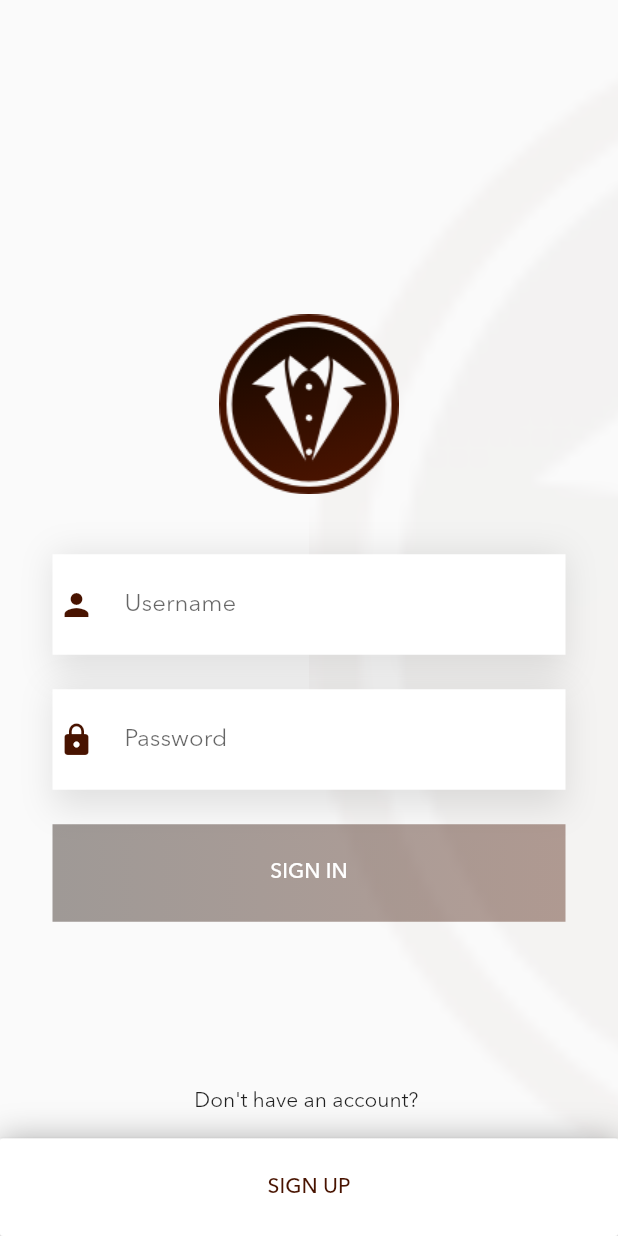
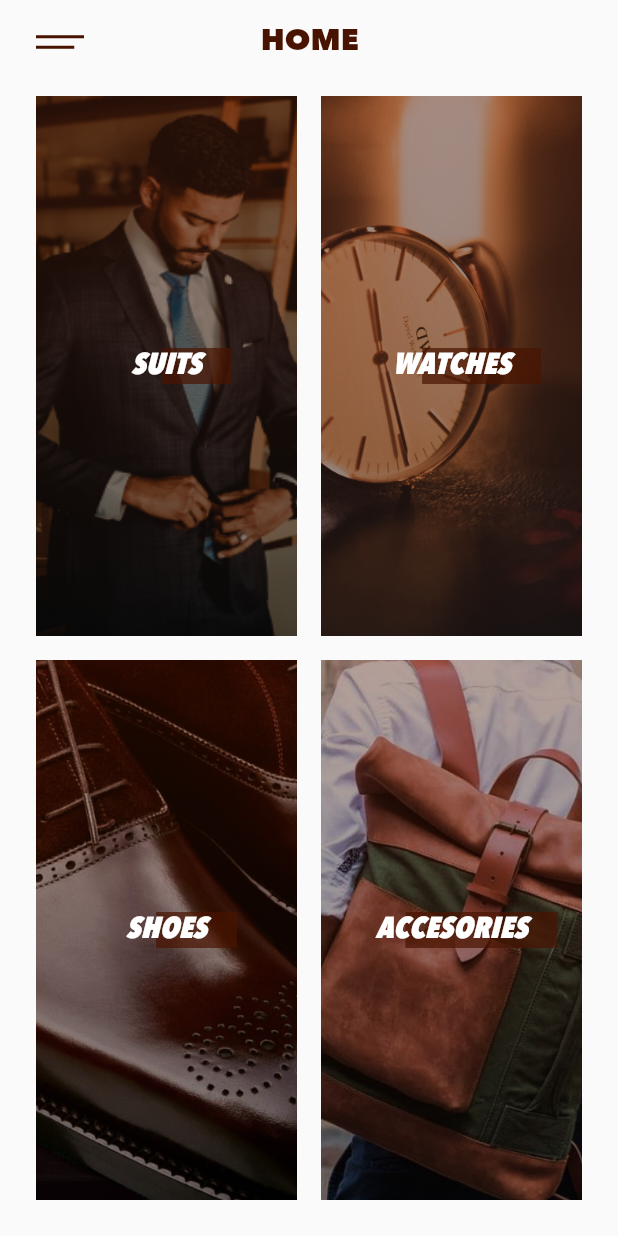
Before and after one commit to shamnex/wears, a Flutter app: the screen it shows after launch, on a phone screen of 412 x 824 dp. Run offline on Flutter 3.47's test engine with Material 2 defaults, Android fonts, the phone set to English and light mode, and no system bars; our stand-ins replace rxdart.

Commit message:
Massive Refactor

```diff
--- a/lib/main.dart
+++ b/lib/main.dart
@@ -1,5 +1,4 @@
 import 'package:flutter/material.dart';
-import 'data/constants.dart';
 import 'src/app.dart';
 
 void main() {
--- a/lib/pages/mainpage/account/account_screen.dart
+++ /dev/null
@@ -1,17 +0,0 @@
-import 'package:flutter/material.dart';
-
-import '../common/screen.dart';
-
-
-final otherScreen = new Screen(
-  title: "Account",
-  contenBuilder: (BuildContext context) {
-    return new Container(
-      decoration: new BoxDecoration(
-        border: new Border(),
-        color: Colors.black,
-      ),
-      child: new Text("ACCOUNT"),
-    );
-  }
-);
--- a/lib/src/app.dart
+++ b/lib/src/app.dart
@@ -1,15 +1,17 @@
 import 'package:flutter/material.dart';
-import 'blocs/login_provider.dart';
-import '../data/constants.dart';
+// import 'blocs/login_provider.dart';
+import 'data/constants.dart';
 // import './screens/welcome_screen.dart';
-import './screens/login_screen.dart';
+// import './screens/login_screen.dart';
+import './screens/home_screen.dart';
 
 class App extends StatelessWidget {
   Widget build(BuildContext context) {
     return MaterialApp(
-      home: LoginProvider(child:LoginScreen()),
+      home: HomeScreen(),
+      // home: LoginProvider(child:LoginScreen()),
       theme: ThemeData(
-        iconTheme: IconThemeData(color: AppColors.primary),
+        iconTheme: IconThemeData(color: Colors.grey),
         backgroundColor: AppColors.background,
         fontFamily: 'Avenir',
         primaryColor: AppColors.primary,
--- a/lib/src/screens/home_screen.dart
+++ b/lib/src/screens/home_screen.dart
@@ -1,18 +1,180 @@
 import 'package:flutter/material.dart';
+import '../data/constants.dart';
+import '../widgets/category_links.dart';
 
-import '../category/category.dart';
-import '../common/screen.dart';
-import './category_links.dart';
+class HomeScreen extends StatelessWidget {
+  Widget build(BuildContext context) {
+    return Scaffold(
+      appBar: buildAppBar(context),
+      body: buildHome3(context),
+    );
+  }
+}
 
-final Screen homeScreen = Screen(
-    title: "HOME",
-    contenBuilder: (BuildContext context) {
+Widget buildAppBar(BuildContext context) {
+  return AppBar(
+      toolbarOpacity: 1.0,
+      leading: IconButton(
+        padding: const EdgeInsets.fromLTRB(24.0, 0.0, 0.0, 0.0),
+        color: AppColors.primary,
+        onPressed: () {},
+        disabledColor: Colors.grey,
+        icon: Column(
+          mainAxisAlignment: MainAxisAlignment.center,
+          crossAxisAlignment: CrossAxisAlignment.start,
+          children: <Widget>[
+            Container(
+              height: 2.0,
+              width: 35.0,
+              color: Theme.of(context).primaryColor,
+              margin: EdgeInsets.only(bottom: 5.0),
+            ),
+            Container(
+              height: 2.0,
+              width: 25.5,
+              color: Theme.of(context).primaryColor,
+            ),
+          ],
+        ),
+      ),
+      elevation: .0,
+      backgroundColor: Colors.transparent,
+      title: Container(
+        alignment: Alignment.center,
+        padding: const EdgeInsets.only(right: 55.0),
+        child: Text(
+          "HOME",
+          style: TextStyle(
+              fontWeight: FontWeight.w900,
+              fontSize: 20.0,
+              color: AppColors.primary),
+        ),
+      ));
+}
+
+Widget buildHome3(BuildContext context) {
+  return Padding(
+    padding: const EdgeInsets.fromLTRB(16.0, 0.0, 16.0, 16.0),
+    child: Column(
+      children: <Widget>[
+        Expanded(
+          child: Row(
+            children: <Widget>[
+              Expanded(
+                flex: 1,
+                child: Padding(
+                  padding: const EdgeInsets.all(8.0),
+                  child: CategoryLink(
+                    text: 'SUITS',
+                    image: AssetImage('assets/imgs/landing_bg3.png'),
+                    onPressed: () {},
+                  ),
+                ),
+              ),
+              Expanded(
+                flex: 1,
+                child: Padding(
+                    padding: const EdgeInsets.all(8.0),
+                    child: CategoryLink(
+                      text: 'WATCHES',
+                      image: AssetImage("assets/imgs/watch.png"),
+                      onPressed: () {},
+                    )),
+              ),
+            ],
+          ),
+        ),
+        Expanded(
+          child: Row(
+            children: <Widget>[
+              Expanded(
+                flex: 1,
+                child: Container(
+                  child: Padding(
+                      padding: const EdgeInsets.all(8.0),
+                      child: CategoryLink(
+                          text: 'SHOES',
+                          image: AssetImage('assets/imgs/shoe.png'),
+                          onPressed: () {})),
+                ),
+              ),
+              Expanded(
+                flex: 1,
+                child: Padding(
+                  padding: const EdgeInsets.all(8.0),
+                  child: CategoryLink(
+                      text: 'ACCESORIES',
+                      image: AssetImage('assets/imgs/bag.png'),
+                      onPressed: () {}),
+                ),
+              ),
+            ],
+          ),
+        ),
+      ],
+    ),
+  );
+}
+
+Widget buildHome2(BuildContext context) {
+  return Padding(
+    padding: const EdgeInsets.fromLTRB(16.0, 0.0, 16.0, 16.0),
+    child: Column(
+      children: <Widget>[
+        Expanded(
+          flex: 1,
+          child: Padding(
+            padding: const EdgeInsets.all(8.0),
+            child: CategoryLink(
+              text: 'SUITS',
+              image: AssetImage('assets/imgs/landing_bg3.png'),
+              onPressed: () {},
+            ),
+          ),
+        ),
+        Expanded(
+          flex: 1,
+          child: Padding(
+              padding: const EdgeInsets.all(8.0),
+              child: CategoryLink(
+                text: 'WATCHES',
+                image: AssetImage("assets/imgs/watch.png"),
+                onPressed: () {},
+              )),
+        ),
+        Expanded(
+          flex: 1,
+          child: Container(
+            child: Padding(
+                padding: const EdgeInsets.all(8.0),
+                child: CategoryLink(
+                    text: 'SHOES',
+                    image: AssetImage('assets/imgs/shoe.png'),
+                    onPressed: () {})),
+          ),
+        ),
+        Expanded(
+          flex: 1,
+          child: Padding(
+            padding: const EdgeInsets.all(8.0),
+            child: CategoryLink(
+                text: 'ACCESORIES',
+                image: AssetImage('assets/imgs/bag.png'),
+                onPressed: () {}),
+          ),
+        ),
+      ],
+    ),
+  );
+}
+
+Widget buildHome(BuildContext context) {
   return Padding(
     padding: const EdgeInsets.all(8.0),
     child: Column(
       children: <Widget>[
         Expanded(
-              flex: 6,
+          flex: 2,
           child: Row(
             children: <Widget>[
               Expanded(
@@ -23,7 +185,10 @@ final Screen homeScreen = Screen(
                       child: Padding(
                           padding: const EdgeInsets.all(8.0),
                           child: CategoryLink(
-                                  'WATCHES', "assets/imgs/watch.png", () {})),
+                            text: 'WATCHES',
+                            image: AssetImage("assets/imgs/watch.png"),
+                            onPressed: () {},
+                          )),
                     ),
                     Expanded(
                       flex: 1,
@@ -31,7 +196,9 @@ final Screen homeScreen = Screen(
                         child: Padding(
                             padding: const EdgeInsets.all(8.0),
                             child: CategoryLink(
-                                    'SHOES', 'assets/imgs/shoe.png', () {})),
+                                text: 'SHOES',
+                                image: AssetImage('assets/imgs/shoe.png'),
+                                onPressed: () {})),
                       ),
                     ),
                   ],
@@ -42,25 +209,26 @@ final Screen homeScreen = Screen(
                 child: Padding(
                   padding: const EdgeInsets.all(8.0),
                   child: CategoryLink(
-                            'SUITS', 'assets/imgs/landing_bg3.png', () {
-                          Navigator.push(context, MaterialPageRoute(
-                              builder: (BuildContext context) {
-                            return Category(
-                                'SUITS', 'assets/imgs/landing_bg3.png');
-                          }));
-                        })),
-                  )
+                    text: 'SUITS',
+                    image: AssetImage('assets/imgs/landing_bg3.png'),
+                    onPressed: () {},
+                  ),
+                ),
+              ),
             ],
           ),
         ),
         Expanded(
-              flex: 3,
+          flex: 1,
           child: Padding(
             padding: const EdgeInsets.all(8.0),
-                  child:
-                      CategoryLink('ACCESORIES', 'assets/imgs/bag.png', () {})),
-            )
+            child: CategoryLink(
+                text: 'ACCESORIES',
+                image: AssetImage('assets/imgs/bag.png'),
+                onPressed: () {}),
+          ),
+        ),
       ],
     ),
   );
-    });
+}
--- a/lib/src/screens/login_screen.dart
+++ b/lib/src/screens/login_screen.dart
@@ -16,8 +16,8 @@ class LoginScreen extends StatelessWidget {
             image: DecorationImage(
               fit: BoxFit.fitHeight,
               alignment: Alignment(-2.0, 4.0),
-              colorFilter: new ColorFilter.mode(
-                Colors.white.withOpacity(0.03),
+              colorFilter: ColorFilter.mode(
+                Colors.white.withOpacity(0.07),
                 BlendMode.dstATop,
               ),
               image: AssetImage("assets/graphics/logo_color.png"),
--- a/lib/src/widgets/buttons.dart
+++ b/lib/src/widgets/buttons.dart
@@ -42,23 +42,25 @@ class DefaultButton extends StatelessWidget {
   Widget build(BuildContext context) {
     return Container(
       decoration: BoxDecoration(
+        color: Colors.grey,
         gradient: LinearGradient(
           begin: Alignment.centerLeft,
           end: Alignment.centerRight,
-          colors: isDisabled
-              ? [
-                  const Color(0xFF160800).withOpacity(0.4),
-                  const Color(0xFF481300).withOpacity(0.4),
-                ]
-              : [
-                  const Color(0xFF160800),
-                  const Color(0xFF481300),
-                ],
+          colors: [
+            const Color(0xFF160800),
+            const Color(0xFF481300),
+          ],
         ),
       ),
       child: MaterialButton(
-        color: Colors.transparent,
-        textColor: Colors.white,
+        color: isDisabled ?
+        Colors.white.withOpacity(0.4) :
+        Colors.transparent,
+
+        textColor: isDisabled ?
+        Colors.white.withOpacity(0.4) :
+         Colors.white,
+
         minWidth: MediaQuery.of(context).size.width,
         padding: const EdgeInsets.all(10.0),
         height: 65.0,
--- /dev/null
+++ b/lib/src/widgets/category_links.dart
@@ -0,0 +1,78 @@
+import 'package:flutter/material.dart';
+import '../data/constants.dart';
+import '../../src/widgets/gradient_overlay.dart';
+
+class CategoryLink extends StatelessWidget {
+  final AssetImage image;
+  final String text;
+  final Function onPressed;
+
+  CategoryLink({this.text, this.image, this.onPressed});
+
+  @override
+  Widget build(BuildContext context) {
+    return Container(
+      child: Column(
+        children: <Widget>[
+          Expanded(
+            flex: 2,
+            child: Stack(
+              fit: StackFit.expand,
+              children: <Widget>[
+                Container(
+                  decoration: BoxDecoration(
+                      image: DecorationImage(
+                    image: image,
+                    fit: BoxFit.cover,
+                    repeat: ImageRepeat.repeat,
+                    colorFilter: ColorFilter.mode(
+                        const Color(0xFF481300).withOpacity(0.4),
+                        BlendMode.softLight),
+                  )),
+                ),
+                GradientOverlay(
+                  colors: <Color>[
+                    const Color(0xFF481300).withOpacity(0.4),
+                    const Color(0xFF000000).withOpacity(0.4)
+                  ],
+                ),
+                Flex(
+                  direction: Axis.horizontal,
+                  children: <Widget>[
+                    Expanded(
+                        child: Center(
+                            child: MaterialButton(
+                      highlightColor: AppColors.primary.withOpacity(0.3),
+                      splashColor: AppColors.primary.withOpacity(0.8),
+                      elevation: 10.0,
+                      minWidth: double.infinity,
+                      height: MediaQuery.of(context).size.height,
+                      onPressed: onPressed,
+                      child: Container(
+                        decoration: BoxDecoration(boxShadow: [
+                          BoxShadow(
+                            color: AppColors.primary.withOpacity(0.7),
+                            offset: Offset(20.0, 0.0),
+                          )
+                        ]),
+                        child: Text(
+                          text,
+                          style: TextStyle(
+                              color: Colors.white,
+                              fontSize: 20.0,
+                              fontWeight: FontWeight.w900,
+                              fontStyle: FontStyle.italic,
+                              fontFamily: 'Avenir-Condensed'),
+                        ),
+                      ),
+                    ))),
+                  ],
+                ),
+              ],
+            ),
+          ),
+        ],
+      ),
+    );
+  }
+}
```
Also changed, not shown: lib/pages/mainpage/common/blured_menu.dart (deleted, +0 -119 lines), lib/pages/mainpage/common/blured_menu_scaffold.dart (deleted, +0 -104 lines), lib/pages/mainpage/main_page.dart (deleted, +0 -19 lines), lib/src/screens/category_screen.dart (renamed from lib/pages/mainpage/category/category.dart, +7 -7 lines), lib/src/widgets/menu/blured_menu.dart (added, +108 -0 lines), lib/src/widgets/menu/blured_menu_scaffold.dart (added, +18 -0 lines), lib/src/widgets/menu/screen.dart (renamed from lib/pages/mainpage/common/screen.dart, +5 -13 lines), lib/src/data/constants.dart (renamed from lib/data/constants.dart), lib/src/widgets/forms.dart (added), lib/src/widgets/menu/menu_item.dart (added). Lines whose indentation alone changed are shown as unchanged.
